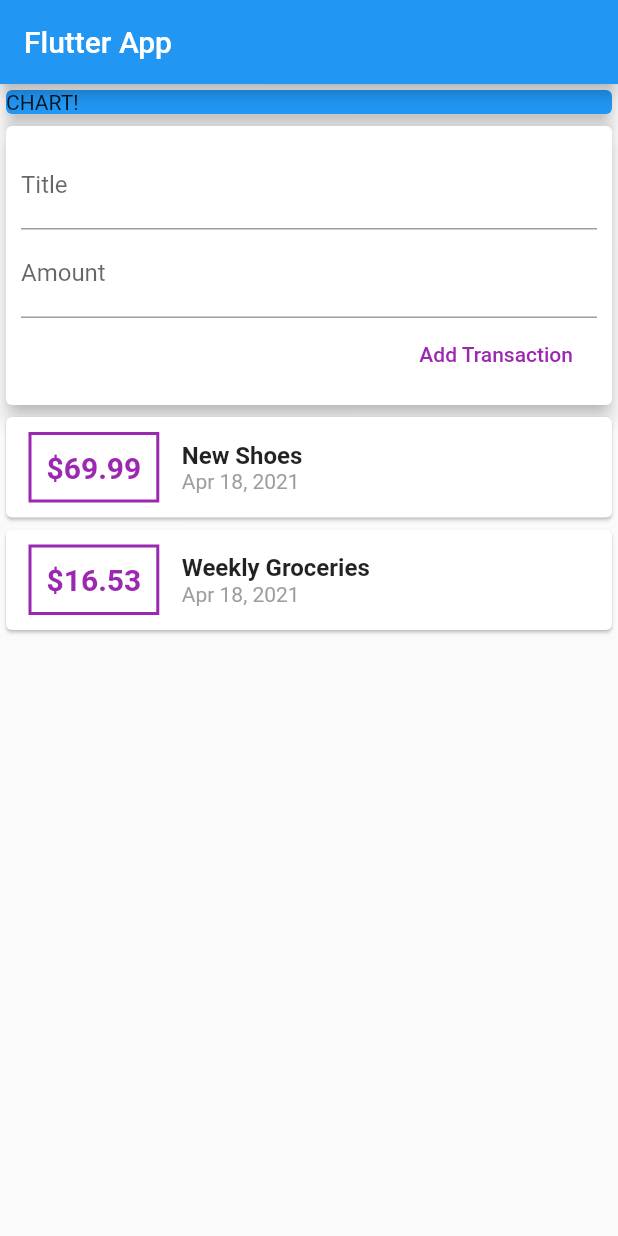
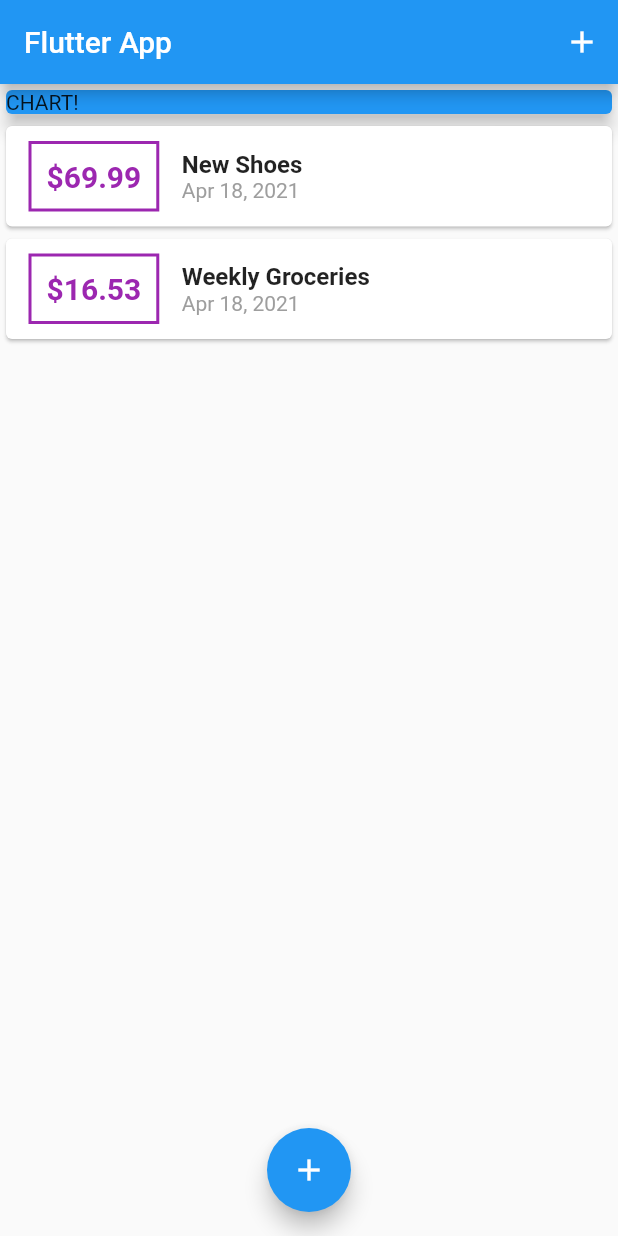
Before and after one commit to techexplorer1231/flutter_complete_guide, a Flutter app: the screen it shows after launch, on a phone screen of 412 x 824 dp. Run offline on Flutter 3.47's test engine with Material 2 defaults, Android fonts, the phone set to English and light mode, and no system bars.

```diff
--- a/lib/main.dart
+++ b/lib/main.dart
@@ -1,5 +1,8 @@
 import 'package:flutter/material.dart';
-import './widgets/user_transaction.dart';
+
+import './widgets/new_transaction.dart';
+import './widgets/transaction_list.dart';
+import './models/transaction.dart';
 
 void main() => runApp(MyApp());
 
@@ -13,15 +16,70 @@ class MyApp extends StatelessWidget {
   }
 }
 
-class MyHomePage extends StatelessWidget {
+class MyHomePage extends StatefulWidget {
+  // String titleInput;
+  // String amountInput;
+  @override
+  _MyHomePageState createState() => _MyHomePageState();
+}
+
+class _MyHomePageState extends State<MyHomePage> {
+  final List<Transaction> _userTransactions = [
+    Transaction(
+      id: 't1',
+      title: 'New Shoes',
+      amount: 69.99,
+      date: DateTime.now(),
+    ),
+    Transaction(
+      id: 't2',
+      title: 'Weekly Groceries',
+      amount: 16.53,
+      date: DateTime.now(),
+    ),
+  ];
+
+  void _addNewTransaction(String txTitle, double txAmount) {
+    final newTx = Transaction(
+      title: txTitle,
+      amount: txAmount,
+      date: DateTime.now(),
+      id: DateTime.now().toString(),
+    );
+
+    setState(() {
+      _userTransactions.add(newTx);
+    });
+  }
+
+  void _startAddNewTransaction(BuildContext ctx) {
+    showModalBottomSheet(
+      context: ctx,
+      builder: (_) {
+        return GestureDetector(
+          onTap: () {},
+          child: NewTransaction(_addNewTransaction),
+          behavior: HitTestBehavior.opaque,
+        );
+      },
+    );
+  }
+
   @override
   Widget build(BuildContext context) {
     return Scaffold(
       appBar: AppBar(
         title: Text('Flutter App'),
+        actions: <Widget>[
+          IconButton(
+            icon: Icon(Icons.add),
+            onPressed: () => _startAddNewTransaction(context),
+          ),
+        ],
       ),
       body: SingleChildScrollView(
         child: Column(
+          // mainAxisAlignment: MainAxisAlignment.start,
           crossAxisAlignment: CrossAxisAlignment.stretch,
           children: <Widget>[
             Container(
@@ -32,9 +90,14 @@ class MyHomePage extends StatelessWidget {
                 elevation: 5,
               ),
             ),
-            UserTransactions()
+            TransactionList(_userTransactions),
           ],
         ),
+      ),
+      floatingActionButtonLocation: FloatingActionButtonLocation.centerFloat,
+      floatingActionButton: FloatingActionButton(
+        child: Icon(Icons.add),
+        onPressed: () => _startAddNewTransaction(context),
       ),
     );
   }
--- a/lib/widgets/transaction_list.dart
+++ b/lib/widgets/transaction_list.dart
@@ -13,7 +13,7 @@ class TransactionList extends StatelessWidget {
     return Container(
       height: 300,
       child: ListView.builder(
-        itemBuilder: (context, index) {
+        itemBuilder: (ctx, index) {
           return Card(
             child: Row(
               children: <Widget>[
@@ -30,7 +30,7 @@ class TransactionList extends StatelessWidget {
                   ),
                   padding: EdgeInsets.all(10),
                   child: Text(
-                    '\$${transactions[index].amount}',
+                    '\$${transactions[index].amount.toStringAsFixed(2)}',
                     style: TextStyle(
                       fontWeight: FontWeight.bold,
                       fontSize: 20,
--- a/lib/widgets/user_transaction.dart
+++ /dev/null
@@ -1,50 +0,0 @@
-import 'package:flutter/material.dart';
-
-import './new_transaction.dart';
-import './transaction_list.dart';
-import '../models/transaction.dart';
-
-class UserTransactions extends StatefulWidget {
-  @override
-  _UserTransactionsState createState() => _UserTransactionsState();
-}
-
-class _UserTransactionsState extends State<UserTransactions> {
-  final List<Transaction> _userTransactions = [
-    Transaction(
-      id: 't1',
-      title: 'New Shoes',
-      amount: 69.99,
-      date: DateTime.now(),
-    ),
-    Transaction(
-      id: 't2',
-      title: 'Weekly Groceries',
-      amount: 16.53,
-      date: DateTime.now(),
-    ),
-  ];
-
-  void _addNewTransaction(String txTitle, double txAmount) {
-    final newTx = Transaction(
-      title: txTitle,
-      amount: txAmount,
-      date: DateTime.now(),
-      id: DateTime.now().toString(),
-    );
-
-    setState(() {
-      _userTransactions.add(newTx);
-    });
-  }
-
-  @override
-  Widget build(BuildContext context) {
-    return Column(
-      children: <Widget>[
-        NewTransaction(_addNewTransaction),
-        TransactionList(_userTransactions),
-      ],
-    );
-  }
-}
```
Also changed, not shown: lib/widgets/new_transaction.dart (+18 -6 lines).
